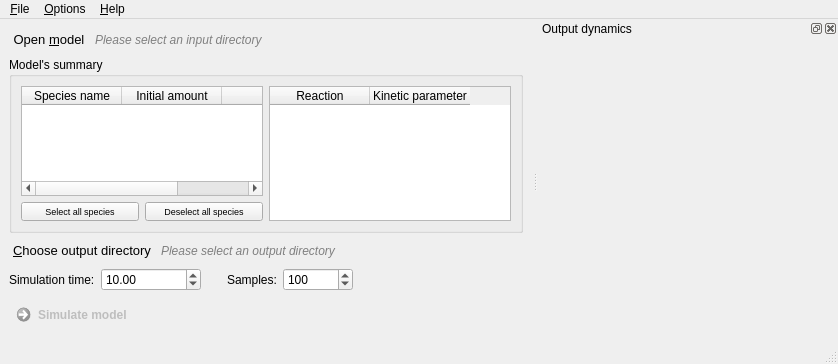
The window that lassie-gui.ui (aresio/LASSIE) describes before a commit, drawn with Qt 5.
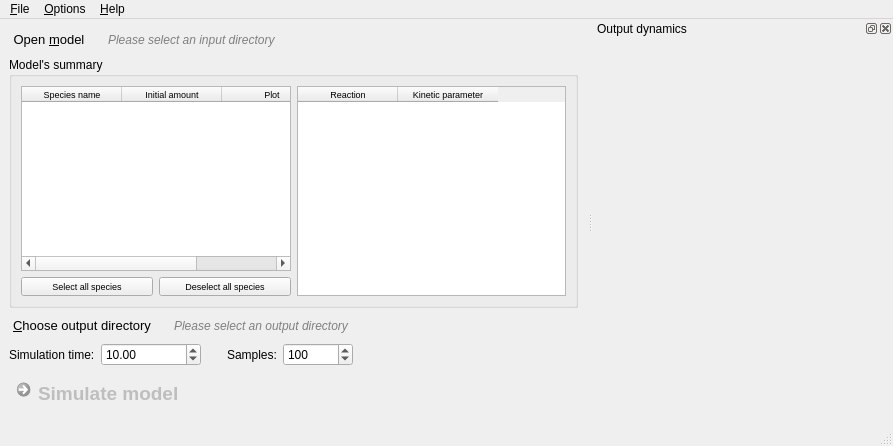
The same window after the commit. Icons and pictures are not drawn.

Commit message: Added options dialog for binary selection

Patch:
```diff
--- a/lassie-gui.ui
+++ b/lassie-gui.ui
@@ -6,17 +6,16 @@
    <rect>
     <x>0</x>
     <y>0</y>
-    <width>838</width>
-    <height>364</height>
+    <width>893</width>
+    <height>446</height>
    </rect>
   </property>
   <property name="windowTitle">
    <string>LASSIE v1.0.0 </string>
   </property>
   <property name="windowIcon">
-   <iconset>
-    <normalon>:/logo/lassie-icon.png</normalon>
-   </iconset>
+   <iconset resource="lassie-resources.qrc">
+    <normaloff>:/logo/images/lassie-icon.png</normaloff>:/logo/images/lassie-icon.png</iconset>
   </property>
   <widget class="QWidget" name="centralwidget">
    <layout class="QVBoxLayout" name="verticalLayout">
@@ -37,7 +36,7 @@
         </property>
         <property name="icon">
          <iconset resource="lassie-resources.qrc">
-          <normaloff>:/logo/open-directory.png</normaloff>:/logo/open-directory.png</iconset>
+          <normaloff>:/logo/images/open-directory.png</normaloff>:/logo/images/open-directory.png</iconset>
         </property>
         <property name="iconSize">
          <size>
@@ -50,6 +49,34 @@
         </property>
        </widget>
       </item>
+      <item>
+       <widget class="QLabel" name="input_greenlight">
+        <property name="enabled">
+         <bool>false</bool>
+        </property>
+        <property name="sizePolicy">
+         <sizepolicy hsizetype="Minimum" vsizetype="Minimum">
+          <horstretch>0</horstretch>
+          <verstretch>0</verstretch>
+         </sizepolicy>
+        </property>
+        <property name="maximumSize">
+         <size>
+          <width>32</width>
+          <height>32</height>
+         </size>
+        </property>
+        <property name="text">
+         <string/>
+        </property>
+        <property name="pixmap">
+         <pixmap resource="lassie-resources.qrc">:/logo/images/check.png</pixmap>
+        </property>
+        <property name="scaledContents">
+         <bool>true</bool>
+        </property>
+       </widget>
+      </item>
       <item>
        <widget class="QLabel" name="inputpathlabel">
         <property name="font">
@@ -92,6 +119,11 @@
           <layout class="QHBoxLayout" name="horizontalLayout_4">
            <item>
             <widget class="QTableWidget" name="speciestable">
+             <property name="font">
+              <font>
+               <pointsize>7</pointsize>
+              </font>
+             </property>
              <property name="editTriggers">
               <set>QAbstractItemView::NoEditTriggers</set>
              </property>
@@ -151,6 +183,11 @@
         <layout class="QHBoxLayout" name="horizontalLayout_6">
          <item>
           <widget class="QTableWidget" name="reactionstable">
+           <property name="font">
+            <font>
+             <pointsize>7</pointsize>
+            </font>
+           </property>
            <property name="editTriggers">
             <set>QAbstractItemView::NoEditTriggers</set>
            </property>
@@ -185,7 +222,7 @@
         </property>
         <property name="icon">
          <iconset resource="lassie-resources.qrc">
-          <normaloff>:/logo/store-directory.png</normaloff>:/logo/store-directory.png</iconset>
+          <normaloff>:/logo/images/store-directory.png</normaloff>:/logo/images/store-directory.png</iconset>
         </property>
         <property name="iconSize">
          <size>
@@ -198,6 +235,34 @@
         </property>
        </widget>
       </item>
+      <item>
+       <widget class="QLabel" name="output_greenlight">
+        <property name="enabled">
+         <bool>false</bool>
+        </property>
+        <property name="sizePolicy">
+         <sizepolicy hsizetype="Minimum" vsizetype="Minimum">
+          <horstretch>0</horstretch>
+          <verstretch>0</verstretch>
+         </sizepolicy>
+        </property>
+        <property name="maximumSize">
+         <size>
+          <width>32</width>
+          <height>32</height>
+         </size>
+        </property>
+        <property name="text">
+         <string/>
+        </property>
+        <property name="pixmap">
+         <pixmap resource="lassie-resources.qrc">:/logo/images/check.png</pixmap>
+        </property>
+        <property name="scaledContents">
+         <bool>true</bool>
+        </property>
+       </widget>
+      </item>
       <item>
        <widget class="QLabel" name="outputpathlabel">
         <property name="font">
@@ -320,12 +385,31 @@
         <property name="enabled">
          <bool>false</bool>
         </property>
+        <property name="font">
+         <font>
+          <family>Segoe UI</family>
+          <pointsize>14</pointsize>
+          <weight>75</weight>
+          <bold>true</bold>
+          <stylestrategy>PreferAntialias</stylestrategy>
+         </font>
+        </property>
         <property name="styleSheet">
          <string notr="true"/>
         </property>
         <property name="text">
          <string>Simulate model</string>
         </property>
+        <property name="icon">
+         <iconset resource="lassie-resources.qrc">
+          <normaloff>:/logo/images/function.png</normaloff>:/logo/images/function.png</iconset>
+        </property>
+        <property name="iconSize">
+         <size>
+          <width>32</width>
+          <height>32</height>
+         </size>
+        </property>
        </widget>
       </item>
      </layout>
@@ -337,7 +421,7 @@
     <rect>
      <x>0</x>
      <y>0</y>
-     <width>838</width>
+     <width>893</width>
      <height>21</height>
     </rect>
    </property>
@@ -367,7 +451,14 @@
    <addaction name="menu_Options"/>
    <addaction name="menu_Help"/>
   </widget>
-  <widget class="QStatusBar" name="statusbar"/>
+  <widget class="QStatusBar" name="statusbar">
+   <property name="autoFillBackground">
+    <bool>false</bool>
+   </property>
+   <property name="styleSheet">
+    <string notr="true"/>
+   </property>
+  </widget>
   <widget class="QDockWidget" name="outputwidget">
    <property name="minimumSize">
     <size>
@@ -391,7 +482,7 @@
   </widget>
   <action name="action_Specify_LASSIE_s_executable_file">
    <property name="enabled">
-    <bool>false</bool>
+    <bool>true</bool>
    </property>
    <property name="text">
     <string>&amp;Specify LASSIE's executable file...</string>
```
Left out of the diff: 17 changed lines with no effect on the pictures. The commit also changes 5 other files.
